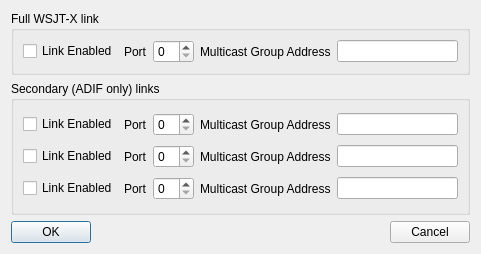
Above: mqt/MqtLogger/WsjtxConfigure.ui from Rsclub22/Minos2-Mirror before the change. Below: the same form after it.
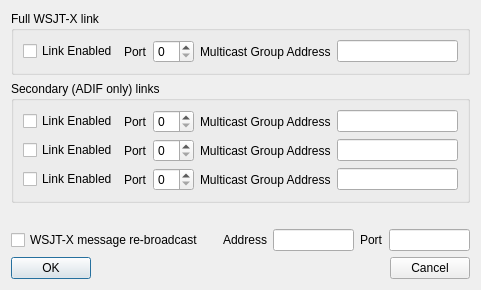
That is the form after the change.

Commit message: Move all wsjt config to wsjt; don't show callsign lookup option

What changed in the file:
```diff
--- a/mqt/MqtLogger/WsjtxConfigure.ui
+++ b/mqt/MqtLogger/WsjtxConfigure.ui
@@ -7,13 +7,13 @@
     <x>0</x>
     <y>0</y>
     <width>481</width>
-    <height>254</height>
+    <height>290</height>
    </rect>
   </property>
   <property name="windowTitle">
    <string>Configure link to WSJT-X</string>
   </property>
-  <layout class="QVBoxLayout" name="verticalLayout_2" stretch="0,1,0">
+  <layout class="QVBoxLayout" name="verticalLayout_2">
    <item>
     <widget class="QGroupBox" name="groupBox">
      <property name="title">
@@ -184,6 +184,63 @@
      </layout>
     </widget>
    </item>
+   <item>
+    <spacer name="verticalSpacer">
+     <property name="orientation">
+      <enum>Qt::Vertical</enum>
+     </property>
+     <property name="sizeHint" stdset="0">
+      <size>
+       <width>20</width>
+       <height>19</height>
+      </size>
+     </property>
+    </spacer>
+   </item>
+   <item>
+    <layout class="QHBoxLayout" name="horizontalLayout_14">
+     <item>
+      <widget class="QCheckBox" name="wsjtxSelect">
+       <property name="text">
+        <string>WSJT-X message re-broadcast</string>
+       </property>
+      </widget>
+     </item>
+     <item>
+      <spacer name="horizontalSpacer_3">
+       <property name="orientation">
+        <enum>Qt::Horizontal</enum>
+       </property>
+       <property name="sizeHint" stdset="0">
+        <size>
+         <width>40</width>
+         <height>20</height>
+        </size>
+       </property>
+      </spacer>
+     </item>
+     <item>
+      <widget class="QLabel" name="label_9">
+       <property name="text">
+        <string>Address</string>
+       </property>
+      </widget>
+     </item>
+     <item>
+      <widget class="QLineEdit" name="wsjtxAddr"/>
+     </item>
+     <item>
+      <widget class="QLabel" name="label_10">
+       <property name="text">
+        <string>Port</string>
+       </property>
+      </widget>
+     </item>
+     <item>
+      <widget class="QLineEdit" name="wsjtxPort"/>
+     </item>
+    </layout>
+   </item>
    <item>
     <layout class="QHBoxLayout" name="horizontalLayout">
      <item>
```
The commit also changes 3 other files.
